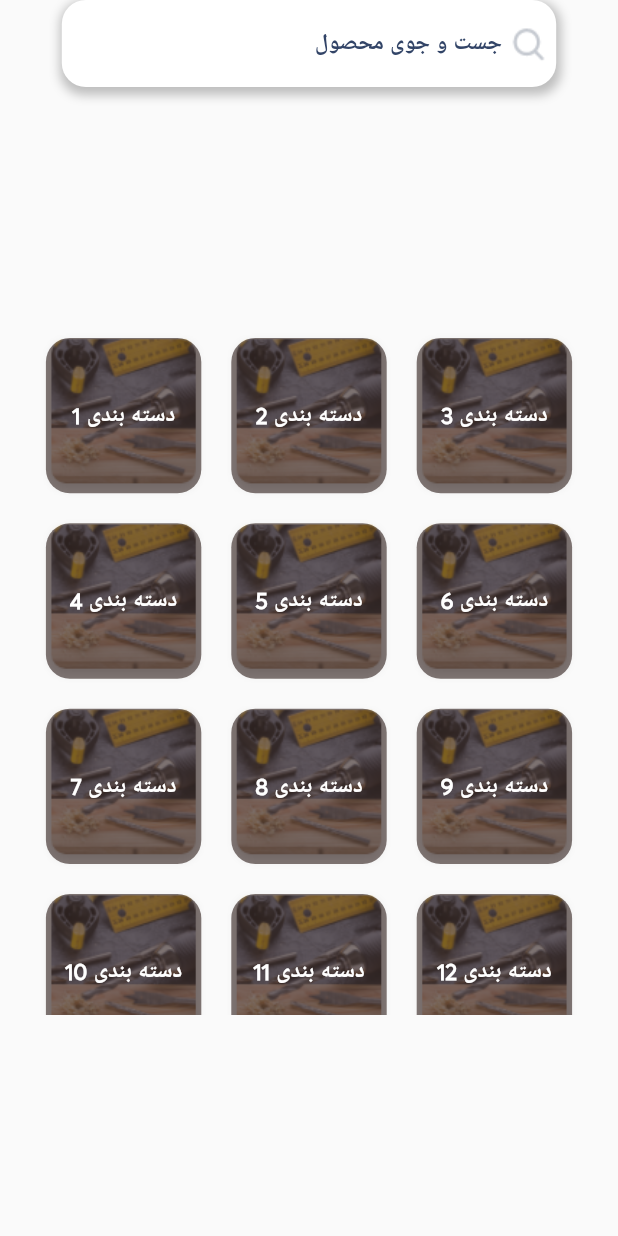
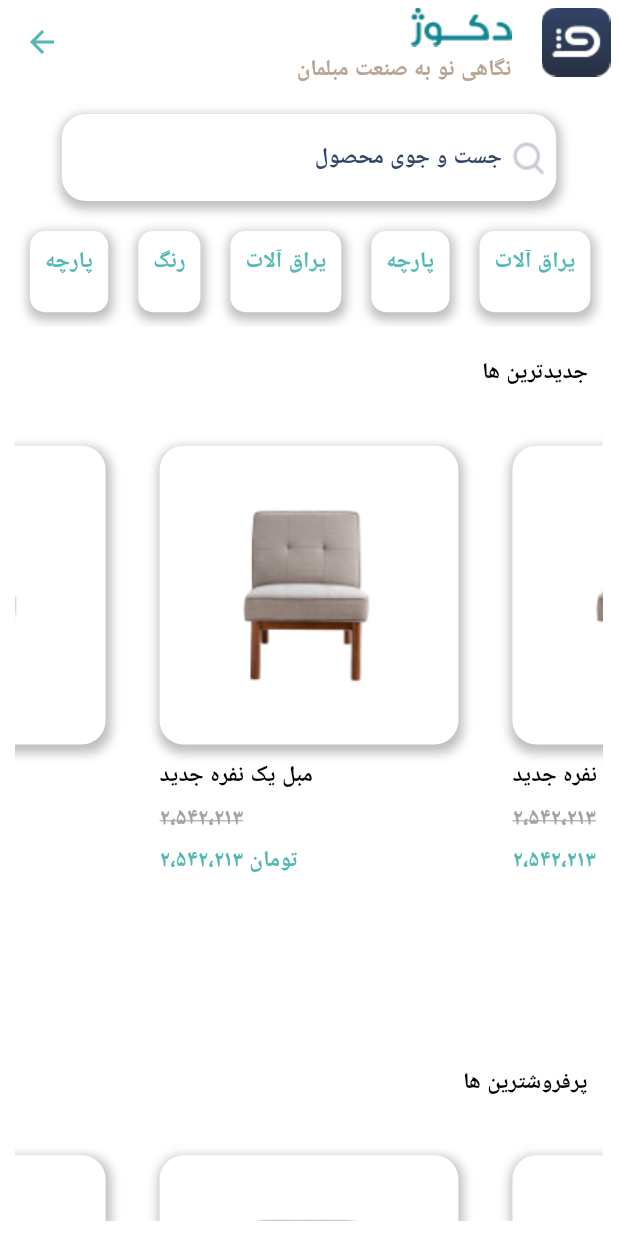
Before and after one commit to barbatstudio/decooj_mobile_app, a Flutter app: the CategoryFragmentView widget shown alone on an empty page, opened directly, after a tap on an icon or button, on a phone screen of 412 x 824 dp. Run offline on Flutter 3.47's test engine with Material 2 defaults, Android fonts, the phone set to English and light mode, and no system bars; drawn by our look-alikes of carousel_slider; our stand-ins replace flushbar, flutter_icons, flutter_typeahead, shared_preferences, video_player; missing offline and left inert: custom_bottom_navigation_bar, flutter_wordpress, loading; accounts and stored records are empty; project files that could hold a hidden picture were left out.

Commit message:
finish subcategory UI

```diff
--- a/lib/features/category_fragment/category_fragment_view.dart
+++ b/lib/features/category_fragment/category_fragment_view.dart
@@ -1,3 +1,4 @@
+import 'package:decooj_buyers/features/category_fragment/subcategory/subcategory_view.dart';
 import 'package:decooj_buyers/features/home_fragment/home_fragment_viewmodel.dart';
 import 'package:decooj_buyers/generics/view_model_provider.dart';
 import 'package:decooj_buyers/model/category_model.dart';
@@ -57,6 +58,7 @@ class _CategoryFragmentViewState extends State<CategoryFragmentView> {
                         return CategoryBtnWidget(
                           onSelectCategory: (model) {
                             print("selected Category: ${model.name}");
+                            Navigator.push(context, MaterialPageRoute(builder: (_)=>SubCategoryView(categoryId: 1,)));
                           },
                           model: CategoryModel(id: i, name: 'دسته بندی ${i + 1}',image: AssetImage('images/category_pic_1.png')),
                         );
--- a/lib/features/category_fragment/category_fragment_viewmodel.dart
+++ b/lib/features/category_fragment/category_fragment_viewmodel.dart
@@ -4,10 +4,18 @@ import 'package:flutter/cupertino.dart';
 class CategoryFragmentViewModel extends BaseViewModel {
   final BuildContext context;
   final TextEditingController textEditingController;
+  int index = 0;
   CategoryFragmentViewModel({this.context,this.textEditingController}) : super(context: context);
+
 
   List<String> getSudgestions(String query){
     return ['پیشنهاد ۱','پیشنهاد ۶','پیشنهاد ۷','پیشنهاد ۲','پیشنهاد ۳','پیشنهاد ۴','پیشنهاد ۵',];
+  }
+
+  void updateIndex(int index)
+  {
+    this.index = index;
+    notifyListeners();
   }
 
   void onSudgestionSelected(String query)
--- a/lib/features/category_fragment/subcategory/subcategory_view.dart
+++ b/lib/features/category_fragment/subcategory/subcategory_view.dart
@@ -0,0 +1,102 @@
+import 'package:decooj_buyers/features/category_fragment/subcategory/subcategtory_viewmodel.dart';
+import 'package:decooj_buyers/features/main_screen/main_screen_view.dart';
+import 'package:decooj_buyers/generics/view_model_provider.dart';
+import 'package:decooj_buyers/tools/constants.dart';
+import 'package:decooj_buyers/tools/helper.dart';
+import 'package:decooj_buyers/widgets/main_scaffold_widget.dart';
+import 'package:decooj_buyers/widgets/search_bar_widget.dart';
+import 'package:flutter/cupertino.dart';
+import 'package:flutter/material.dart';
+
+class SubCategoryView extends StatelessWidget {
+  final int categoryId;
+  final TextEditingController _typeAheadController = TextEditingController();
+
+  SubCategoryView({Key key, this.categoryId}) : super(key: key);
+
+  @override
+  Widget build(BuildContext context) {
+    return ViewModelProvider<SubCategoryViewModel>(
+      viewModel: SubCategoryViewModel(
+          context: context,
+          categoryId: categoryId,
+          textEditingController: _typeAheadController),
+      builder: (viewModel) {
+        return SafeArea(
+            child: MainScaffoldWidget(
+          onBackClick: () {
+            Navigator.pop(context);
+          },
+          body: Container(
+            padding: EdgeInsets.all(10),
+            child: SingleChildScrollView(
+              child: Column(
+                children: [
+                  SizedBox(
+                    height: 10,
+                  ),
+                  Center(
+                    child: SearchBarWidget(
+                      onSudgestionCallBack: (sudgestion) {
+                        return Helper.getSudgestions(sudgestion);
+                      },
+                      textEditingController: _typeAheadController,
+                      onSudgestionSelected: (sudgestion) {
+                        print(sudgestion);
+                        viewModel.onSudgestionSelected(sudgestion);
+                      },
+                      hint: "جست و جوی محصول",
+                    ),
+                  ),
+                  SizedBox(
+                    height: 10,
+                  ),
+                  Container(
+                    height: MediaQuery.of(context).size.height * 0.09,
+                      width: MediaQuery.of(context).size.width,
+                      child: viewModel.subCategoriesListView),
+                  SizedBox(
+                    height: 10,
+                  ),
+                  Container(
+                    padding: EdgeInsets.all(10),
+                    alignment: Alignment.centerRight,
+                    child: Text('جدیدترین ها',
+                        style: kTitleTextStyle.copyWith(color: Colors.black),
+                        textAlign: TextAlign.start),
+                  ),
+                  SizedBox(
+                    height: 10,
+                  ),
+                  Container(
+                      width: MediaQuery.of(context).size.width,
+                      child: viewModel.topRatedProductsListView),
+                  SizedBox(
+                    height: 10,
+                  ),
+                  Container(
+                    padding: EdgeInsets.all(10),
+                    alignment: Alignment.centerRight,
+                    child: Text('پرفروشترین ها',
+                        style: kTitleTextStyle.copyWith(color: Colors.black),
+                        textAlign: TextAlign.start),
+                  ),
+                  SizedBox(
+                    height: 10,
+                  ),
+                  Container(
+                      width: MediaQuery.of(context).size.width,
+
+                      child: viewModel.topSaleProductsListView),
+                  SizedBox(
+                    height: 10,
+                  ),
+                ],
+              ),
+            ),
+          ),
+        ));
+      },
+    );
+  }
+}
--- a/lib/features/category_fragment/subcategory/subcategtory_viewmodel.dart
+++ b/lib/features/category_fragment/subcategory/subcategtory_viewmodel.dart
@@ -0,0 +1,85 @@
+import 'package:carousel_slider/carousel_slider.dart';
+import 'package:decooj_buyers/generics/base_view_model.dart';
+import 'package:decooj_buyers/model/product_model.dart';
+import 'package:decooj_buyers/tools/constants.dart';
+import 'package:decooj_buyers/widgets/loading_widget.dart';
+import 'package:decooj_buyers/widgets/product_slider_widget.dart';
+import 'package:flutter/cupertino.dart';
+import 'package:flutter/material.dart';
+
+class SubCategoryViewModel extends BaseViewModel{
+  final BuildContext context;
+  int categoryId;
+  Widget subCategoriesListView = LoadingWidget();
+  Widget topSaleProductsListView = LoadingWidget();
+  Widget topRatedProductsListView = LoadingWidget();
+  final TextEditingController textEditingController;
+  SubCategoryViewModel({this.context,this.categoryId,this.textEditingController}): super(context: context){
+    getSubcategories();
+  }
+  void onSudgestionSelected(String query) {
+    textEditingController.text = query;
+    notifyListeners();
+  }
+  List<String> subcategories = ['پارچه','رنگ','یراق آلات','پارچه','یراق آلات','یراق آلات','یراق آلات'];
+  void getSubcategories() async{
+    subCategoriesListView =  ListView.builder(
+
+      scrollDirection: Axis.horizontal,
+        itemCount: subcategories.length, itemBuilder: (context,i){
+      return Container(
+        margin: EdgeInsets.all(10),
+        padding: EdgeInsets.all(10),
+        decoration: BoxDecoration(
+          borderRadius: BorderRadius.circular(10),
+          boxShadow: [kBoxShadow],
+          color: Colors.white
+        ),
+        child: Text(subcategories[i],style: kTitleTextStyle.copyWith(color: kAccentColor),),
+      );
+    });
+
+    topSaleProductsListView  = CarouselSlider.builder(
+      itemCount: 4,
+      itemBuilder: (BuildContext context, int itemIndex) {
+        return ProductsSliderWidget(
+          model: ProductModel(
+              image: AssetImage('images/mobl_2.png'),
+              name: 'مبل یک نفره جدید',
+              price: '۲،۳۴۲،۲۳۱',
+              priceBefore: '۲،۵۴۲،۲۱۳'),
+        );
+      },
+      options: CarouselOptions(
+          height:
+          MediaQuery.of(context).size.height * 0.50,
+          viewportFraction: 0.6,
+          autoPlay: false,
+          onPageChanged: (index, reason) {
+
+          }),
+    );
+
+    topRatedProductsListView  =CarouselSlider.builder(
+      itemCount: 4,
+      itemBuilder: (BuildContext context, int itemIndex) {
+        return ProductsSliderWidget(
+          model: ProductModel(
+              image: AssetImage('images/mobl_2.png'),
+              name: 'مبل یک نفره جدید',
+              price: '۲،۳۴۲،۲۳۱',
+              priceBefore: '۲،۵۴۲،۲۱۳'),
+        );
+      },
+      options: CarouselOptions(
+          height:
+          MediaQuery.of(context).size.height * 0.50,
+          viewportFraction: 0.6,
+          autoPlay: false,
+          onPageChanged: (index, reason) {
+
+          }),
+    );
+    notifyListeners();
+  }
+}
--- a/lib/features/home_fragment/home_fragment_view.dart
+++ b/lib/features/home_fragment/home_fragment_view.dart
@@ -4,6 +4,7 @@ import 'package:decooj_buyers/features/main_screen/main_screen_view.dart';
 import 'package:decooj_buyers/generics/view_model_provider.dart';
 import 'package:decooj_buyers/model/product_model.dart';
 import 'package:decooj_buyers/tools/constants.dart';
+import 'package:decooj_buyers/widgets/product_slider_widget.dart';
 import 'package:decooj_buyers/widgets/search_bar_widget.dart';
 import 'package:flutter/cupertino.dart';
 import 'package:flutter/material.dart';
@@ -435,62 +436,7 @@ class _HomeFragmentViewState extends State<HomeFragmentView> {
   }
 }
 
-class ProductsSliderWidget extends StatelessWidget {
-  final ProductModel model;
 
-  const ProductsSliderWidget({Key key, this.model}) : super(key: key);
-
-  @override
-  Widget build(BuildContext context) {
-    return Container(
-      margin: EdgeInsets.all(10),
-      padding: EdgeInsets.all(8),
-      decoration: BoxDecoration(
-          color: Colors.white, borderRadius: BorderRadius.circular(16)),
-      child: Column(
-        crossAxisAlignment: CrossAxisAlignment.stretch,
-        children: [
-          Container(
-            decoration: BoxDecoration(
-                boxShadow: [kBoxShadow],
-                color: Colors.white,
-                borderRadius: BorderRadius.circular(16)),
-            child: Image(image: model.image),
-          ),
-          SizedBox(
-            height: 10,
-          ),
-          Text(
-            model.name,
-            style: kTitleTextStyle.copyWith(color: Colors.black),
-          ),
-          SizedBox(
-            height: 8,
-          ),
-          Text(
-            model.priceBefore,
-            style: kTitleTextStyle.copyWith(
-                color: kHintTextColor, decoration: TextDecoration.lineThrough),
-          ),
-          SizedBox(
-            height: 8,
-          ),
-          Text(
-            model.priceBefore + ' تومان ',
-            maxLines: 2,
-            style: kTitleTextStyle.copyWith(
-              color: kAccentColor,
-            ),
-            textAlign: TextAlign.start,
-          ),
-          SizedBox(
-            height: 8,
-          ),
-        ],
-      ),
-    );
-  }
-}
 
 class SliderWidget extends StatelessWidget {
   final SliderModel model;
--- a/lib/features/main_screen/main_screen_view.dart
+++ b/lib/features/main_screen/main_screen_view.dart
@@ -4,6 +4,7 @@ import 'package:decooj_buyers/features/main_screen/main_screen_viewmodel.dart';
 import 'package:decooj_buyers/generics/view_model_provider.dart';
 import 'package:decooj_buyers/my_custom_icons_icons.dart';
 import 'package:decooj_buyers/tools/constants.dart';
+import 'package:decooj_buyers/widgets/main_scaffold_widget.dart';
 import 'package:decooj_buyers/widgets/search_bar_widget.dart';
 import 'package:flutter/material.dart';
 import 'package:flutter/widgets.dart';
@@ -23,8 +24,8 @@ class _MainScreenViewState extends State<MainScreenView> {
           context: context,),
       builder: (viewModel) {
         return SafeArea(
-          child: Scaffold(
-            backgroundColor: kMainBgColor,
+          child: MainScaffoldWidget(
+
             bottomNavigationBar: Container(
               decoration: BoxDecoration(boxShadow: [kBottomNavShadow]),
               child: CustomBottomNavigationBar(
@@ -45,8 +46,8 @@ class _MainScreenViewState extends State<MainScreenView> {
                         kTitleTextStyle.copyWith(color: kPrimaryColor),
                   ),
                   CustomBottomNavigationBarItem(
-                    icon: MyCustomIcons.ic_furniture_chair,
-                    title: "سفارشات",
+                    icon: Icons.shopping_cart_outlined,
+                    title: "سبد خرید",
                     titleTextStyle:
                         kTitleTextStyle.copyWith(color: kPrimaryColor),
                   ),
@@ -68,12 +69,6 @@ class _MainScreenViewState extends State<MainScreenView> {
             body: Container(
               child: Column(
                 children: [
-                  MainAppBarWidget(
-                    cartBadgeNumber: 0,
-                    onCartIconClick: () {},
-                  ),
-
-
                   SizedBox(
                     height: 10,
                   ),
@@ -91,46 +86,3 @@ class _MainScreenViewState extends State<MainScreenView> {
     );
   }
 }
-
-class MainAppBarWidget extends StatelessWidget {
-  final int cartBadgeNumber;
-  final Function onCartIconClick;
-
-  const MainAppBarWidget({Key key, this.cartBadgeNumber, this.onCartIconClick})
-      : super(key: key);
-
-  @override
-  Widget build(BuildContext context) {
-    return Container(
-      margin: EdgeInsets.only(left: 10, right: 10, top: 5, bottom: 5),
-      child: Row(
-        children: [
-          Image(image: AssetImage("images/cart_icon.png")),
-          Expanded(
-            child: Container(
-              margin: EdgeInsets.only(right: 15),
-              alignment: Alignment.centerRight,
-              child: Column(
-                crossAxisAlignment: CrossAxisAlignment.end,
-                children: [
-                  Container(
-                    child: Image(
-                      image: AssetImage('images/decooj_farsi.png'),
-                    ),
-                  ),
-                  SizedBox(height: 5,),
-                  Text(
-                    'نگاهی نو به صنعت مبلمان',
-                    textAlign: TextAlign.end,
-                    style: kTitleTextStyle.copyWith(color: kAccentTextColor),
-                  ),
-                ],
-              ),
-            ),
-          ),
-          Image(image: AssetImage('images/decooj_logo.png'))
-        ],
-      ),
-    );
-  }
-}
--- a/lib/tools/helper.dart
+++ b/lib/tools/helper.dart
@@ -126,6 +126,18 @@ class Helper {
     )..show(context);
   }
 
+  static List<String> getSudgestions(String query) {
+    return [
+      'پیشنهاد ۱',
+      'پیشنهاد ۶',
+      'پیشنهاد ۷',
+      'پیشنهاد ۲',
+      'پیشنهاد ۳',
+      'پیشنهاد ۴',
+      'پیشنهاد ۵',
+    ];
+  }
+
 
   static void saveToken(String token) async {
     SharedPreferences sharedPreferences = await SharedPreferences.getInstance();
--- /dev/null
+++ b/lib/widgets/main_scaffold_widget.dart
@@ -0,0 +1,83 @@
+import 'package:decooj_buyers/features/main_screen/main_screen_view.dart';
+import 'package:decooj_buyers/tools/constants.dart';
+import 'package:flutter/cupertino.dart';
+import 'package:flutter/material.dart';
+import 'dart:ui' as ui;
+
+class MainScaffoldWidget extends StatelessWidget {
+  final Widget body;
+  final GlobalKey<ScaffoldState> scaffoldKey;
+  final Widget flaotingActionBtn;
+  final Color bgColor;
+  final Function onBackClick;
+  final Widget bottomNavigationBar;
+
+  const MainScaffoldWidget(
+      {Key key,
+      this.body,
+      this.scaffoldKey,
+      this.flaotingActionBtn,
+      this.bgColor,
+        this.bottomNavigationBar,
+      this.onBackClick})
+      : super(key: key);
+
+  @override
+  Widget build(BuildContext context) {
+    return SafeArea(
+      child: Directionality(
+        textDirection: ui.TextDirection.ltr ,
+        child: Scaffold(
+          key: scaffoldKey,
+          body: body,
+          bottomNavigationBar: bottomNavigationBar,
+          backgroundColor: bgColor == null ? Colors.white : bgColor,
+          floatingActionButton: flaotingActionBtn,
+          appBar: AppBar(
+          shadowColor: Colors.transparent,
+          //   title: Image(
+          //   image: AssetImage('images/logo_white_small.png'),
+          // ),
+            automaticallyImplyLeading: true,
+            centerTitle: true,
+            backgroundColor: Colors.white,
+            leading: onBackClick != null
+                ? FlatButton(
+                    onPressed: onBackClick,
+                    child: Icon(
+                      Icons.arrow_back,
+                      color: kAccentColor,
+                    ))
+                : Container(),
+            actions: [
+
+              Container(
+                margin: EdgeInsets.only(right: 15,top: 5),
+                alignment: Alignment.centerRight,
+                child: Column(
+                  crossAxisAlignment: CrossAxisAlignment.end,
+                  children: [
+                    Container(
+                      child: Image(
+                        image: AssetImage('images/decooj_farsi.png'),
+                      ),
+                    ),
+                    SizedBox(height: 5,),
+                    Text(
+                      'نگاهی نو به صنعت مبلمان',
+                      textAlign: TextAlign.end,
+                      style: kTitleTextStyle.copyWith(color: kAccentTextColor),
+                    ),
+                  ],
+                ),
+              ),
+              Image(image: AssetImage('images/decooj_logo.png'))
+            ],
+          ),
+
+
+        ),
+      ),
+    );
+  }
+}
--- /dev/null
+++ b/lib/widgets/product_slider_widget.dart
@@ -0,0 +1,60 @@
+import 'package:decooj_buyers/model/product_model.dart';
+import 'package:decooj_buyers/tools/constants.dart';
+
+import 'package:flutter/material.dart';
+class ProductsSliderWidget extends StatelessWidget {
+  final ProductModel model;
+
+  const ProductsSliderWidget({Key key, this.model}) : super(key: key);
+
+  @override
+  Widget build(BuildContext context) {
+    return Container(
+      margin: EdgeInsets.all(10),
+      padding: EdgeInsets.all(8),
+      decoration: BoxDecoration(
+          color: Colors.white, borderRadius: BorderRadius.circular(16)),
+      child: Column(
+        crossAxisAlignment: CrossAxisAlignment.stretch,
+        children: [
+          Container(
+            decoration: BoxDecoration(
+                boxShadow: [kBoxShadow],
+                color: Colors.white,
+                borderRadius: BorderRadius.circular(16)),
+            child: Image(image: model.image),
+          ),
+          SizedBox(
+            height: 10,
+          ),
+          Text(
+            model.name,
+            style: kTitleTextStyle.copyWith(color: Colors.black),
+          ),
+          SizedBox(
+            height: 8,
+          ),
+          Text(
+            model.priceBefore,
+            style: kTitleTextStyle.copyWith(
+                color: kHintTextColor, decoration: TextDecoration.lineThrough),
+          ),
+          SizedBox(
+            height: 8,
+          ),
+          Text(
+            model.priceBefore + ' تومان ',
+            maxLines: 2,
+            style: kTitleTextStyle.copyWith(
+              color: kAccentColor,
+            ),
+            textAlign: TextAlign.start,
+          ),
+          SizedBox(
+            height: 8,
+          ),
+        ],
+      ),
+    );
+  }
+}
```
Also changed, not shown: images/ic_back.png (added), lib/features/product_list/product_list_view.dart (added), lib/features/product_list/product_list_viewmodel.dart (added), 3 other files.
